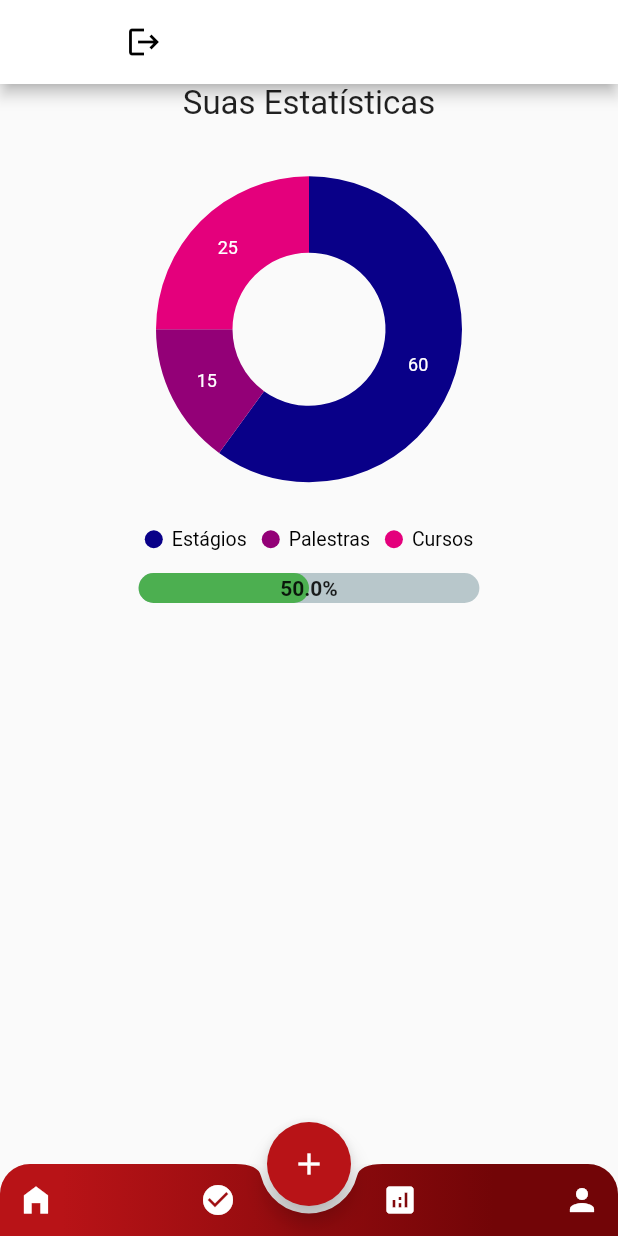
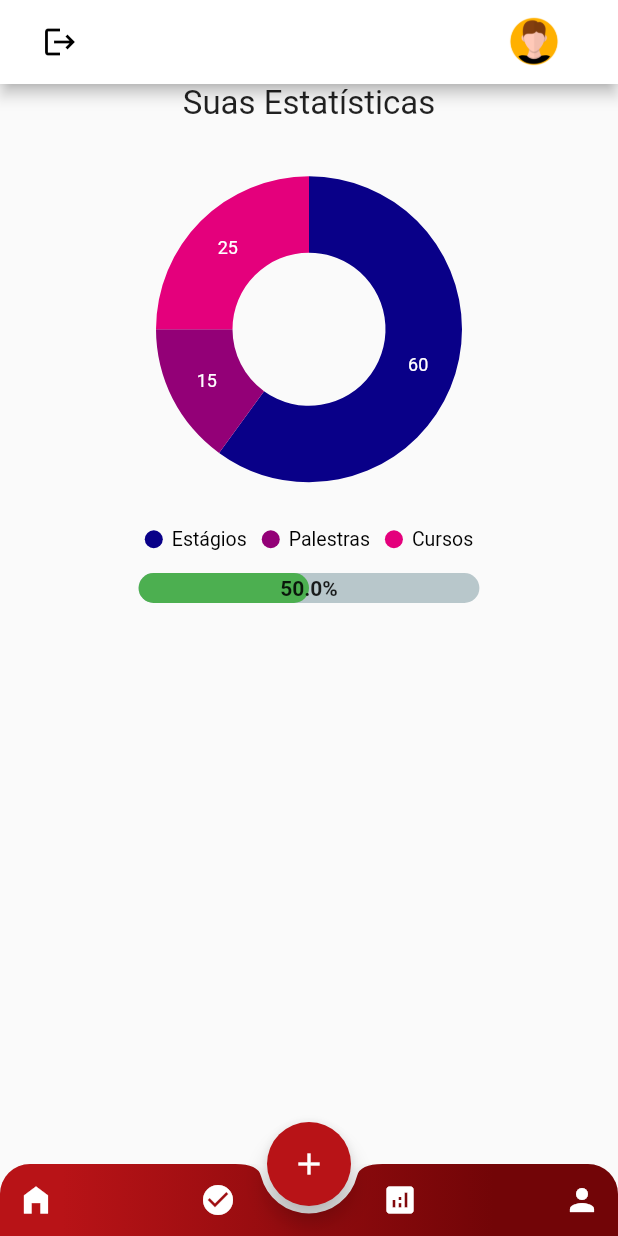
Before and after one commit to WesleySardi/catolica_mhc, a Flutter app: the DashBoard screen opened directly, on a phone screen of 412 x 824 dp. Run offline on Flutter 3.47's test engine with Material 2 defaults, Android fonts, the phone set to English and light mode, and no system bars; drawn by our look-alikes of percent_indicator; our stand-ins replace liquid_progress_indicator, syncfusion_flutter_charts.

Commit message:
Update dashBoard.dart

```diff
--- a/lib/pages_default/dashBoard.dart
+++ b/lib/pages_default/dashBoard.dart
@@ -59,8 +59,9 @@ class _DashBoardState extends State<DashBoard> {
   Widget build(BuildContext context) {
     return Scaffold(
       appBar: AppBar(
-        backgroundColor: Colors.white,
+          automaticallyImplyLeading: false,
           title: Row(
+            mainAxisAlignment: MainAxisAlignment.spaceBetween,
             children: [
               IconButton(
                 icon: const Icon(
@@ -72,13 +73,13 @@ class _DashBoardState extends State<DashBoard> {
                       MaterialPageRoute(builder: (context) => Home()));
                 },
               ),
-
-            /*Image.asset(
-              "img/off_icon_preto.png",
-              height: 26,
-            ),*/
+              Container(
+                child:
+                Image.asset("images/user_icon.png", width: 80, height: 35),
+              )
             ],
           ),
+          backgroundColor: Colors.white,
         ),
       body: SingleChildScrollView(
         child: Center(
```
Lines whose indentation alone changed are shown as unchanged.
